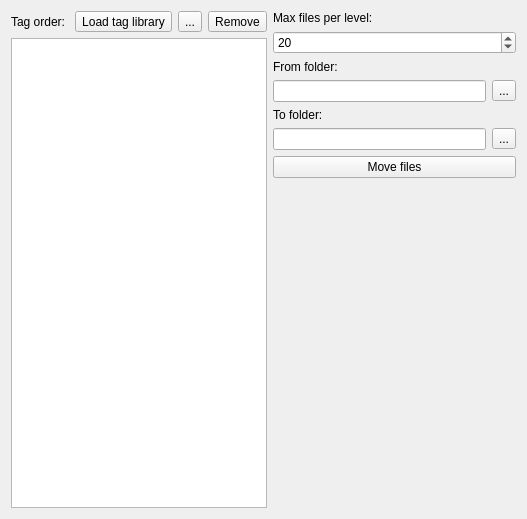
This is src/ui/tag_sorter.ui in ostr00000/tag-space-tools as Qt 5 draws it before an edit. The edited form follows.
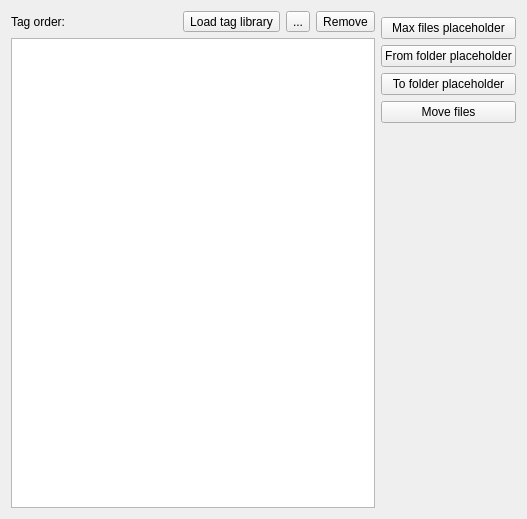
This is the edited form. Icons and pictures are not drawn. Custom widgets are drawn as their Qt base class.

Commit message: replace config widgets by generated from settings

The edit to the form file:
```diff
--- a/src/ui/tag_sorter.ui
+++ b/src/ui/tag_sorter.ui
@@ -14,31 +14,7 @@
    <string>Form</string>
   </property>
   <layout class="QGridLayout" name="gridLayout_2">
-   <item row="0" column="2">
-    <layout class="QVBoxLayout" name="verticalLayout">
-     <item>
-      <widget class="QLabel" name="label_2">
-       <property name="text">
-        <string>Max files per level:</string>
-       </property>
-      </widget>
-     </item>
-     <item>
-      <widget class="QSpinBox" name="maxFilesPerLevelSpinBox">
-       <property name="minimum">
-        <number>1</number>
-       </property>
-       <property name="maximum">
-        <number>10000</number>
-       </property>
-       <property name="value">
-        <number>20</number>
-       </property>
-      </widget>
-     </item>
-    </layout>
-   </item>
-   <item row="0" column="0" rowspan="5">
+   <item row="0" column="0" rowspan="6">
     <layout class="QGridLayout" name="gridLayout">
      <item row="0" column="0">
       <layout class="QHBoxLayout" name="horizontalLayout">
@@ -105,65 +81,28 @@
      </item>
     </layout>
    </item>
-   <item row="2" column="2">
-    <layout class="QVBoxLayout" name="verticalLayout_4">
-     <item>
-      <widget class="QLabel" name="label_4">
-       <property name="text">
-        <string>To folder:</string>
-       </property>
-      </widget>
-     </item>
-     <item>
-      <layout class="QHBoxLayout" name="horizontalLayout_3">
-       <item>
-        <widget class="QLineEdit" name="toLineEdit">
-         <property name="readOnly">
-          <bool>true</bool>
-         </property>
-        </widget>
-       </item>
-       <item>
-        <widget class="QToolButton" name="toButton">
-         <property name="text">
-          <string>...</string>
-         </property>
-        </widget>
-       </item>
-      </layout>
-     </item>
-    </layout>
-   </item>
-   <item row="1" column="2">
-    <layout class="QVBoxLayout" name="verticalLayout_3">
-     <item>
-      <widget class="QLabel" name="label_3">
-       <property name="text">
-        <string>From folder:</string>
-       </property>
-      </widget>
-     </item>
-     <item>
-      <layout class="QHBoxLayout" name="horizontalLayout_2">
-       <item>
-        <widget class="QLineEdit" name="fromLineEdit">
-         <property name="readOnly">
-          <bool>true</bool>
-         </property>
-        </widget>
-       </item>
-       <item>
-        <widget class="QToolButton" name="fromButton">
-         <property name="text">
-          <string>...</string>
-         </property>
-        </widget>
-       </item>
-      </layout>
-     </item>
-    </layout>
-   </item>
    <item row="4" column="2">
+          <widget class="QPushButton" name="moveFilesButton">
+              <property name="text">
+                  <string>Move files</string>
+              </property>
+          </widget>
+      </item>
+      <item row="2" column="2">
+          <widget class="QPushButton" name="fromFolderPlaceholder">
+              <property name="text">
+                  <string>From folder placeholder</string>
+              </property>
+          </widget>
+      </item>
+      <item row="3" column="2">
+          <widget class="QPushButton" name="toFolderPlaceholder">
+              <property name="text">
+                  <string>To folder placeholder</string>
+              </property>
+          </widget>
+      </item>
+      <item row="5" column="2">
     <spacer name="verticalSpacer">
      <property name="orientation">
       <enum>Qt::Vertical</enum>
@@ -176,10 +115,10 @@
      </property>
     </spacer>
    </item>
-   <item row="3" column="2">
-    <widget class="QPushButton" name="moveFilesButton">
+      <item row="1" column="2">
+          <widget class="QPushButton" name="maxFilesPlaceholder">
      <property name="text">
-      <string>Move files</string>
+                  <string>Max files placeholder</string>
      </property>
     </widget>
    </item>
```
Lines whose indentation alone changed are shown as unchanged. The commit also changes 7 other files.
